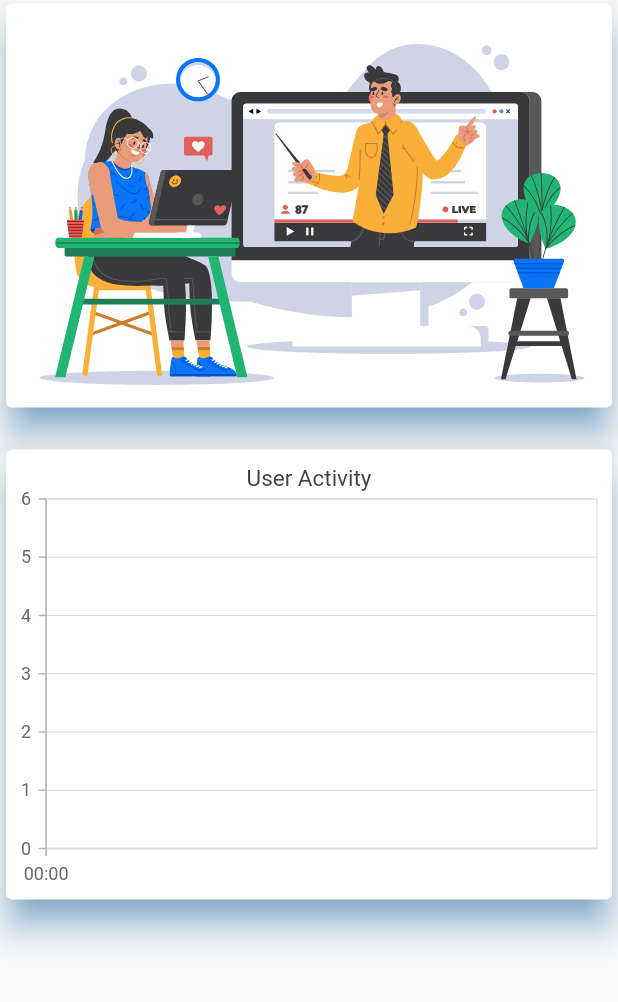
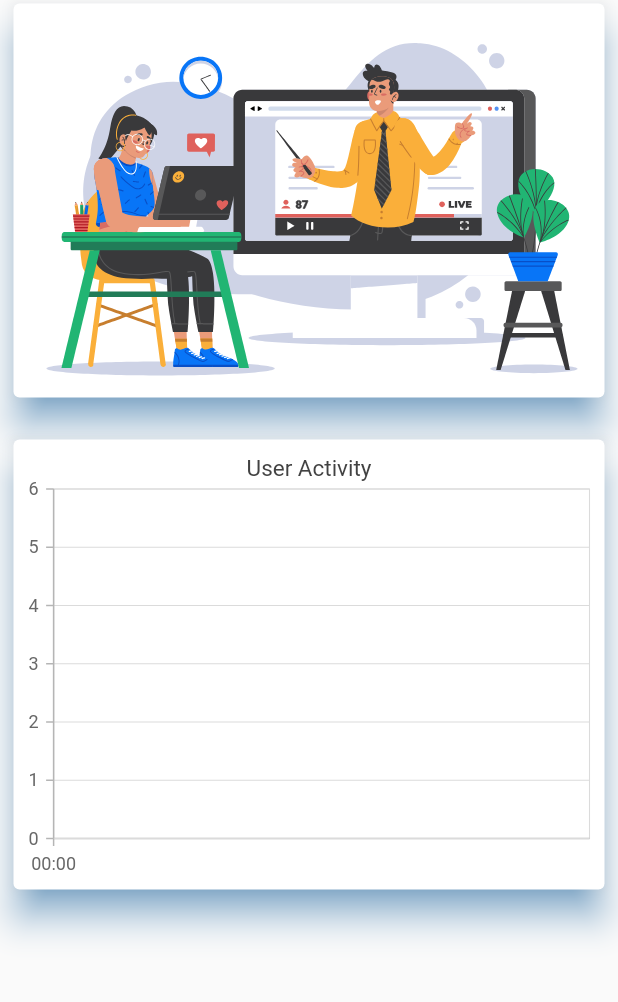
Before and after one commit to ximon-x/E-Learning, a Flutter app: the Dashboard screen opened directly, on a phone screen of 412 x 824 dp, the part 115-1117 px from its top. Run offline on Flutter 3.47's test engine with Material 2 defaults, Android fonts, the phone set to English and light mode, and no system bars; our stand-ins replace cloud_firestore, firebase_auth, firebase_core, flutter_easyloading, flutter_native_splash, google_sign_in and 2 more; missing offline and left inert: firebase_ui_auth, firebase_ui_oauth_google; accounts and stored records are empty; generated files the repository leaves out were written again.

Commit message:
chore: updated padding and updated questions

```diff
--- a/client/lib/pages/dashboard.dart
+++ b/client/lib/pages/dashboard.dart
@@ -67,13 +67,18 @@ class _DashboardState extends State<Dashboard> {
           style: TextStyle(fontSize: 30, fontWeight: FontWeight.bold),
         ),
       ),
-      Card(
+      Padding(
+        padding: const EdgeInsets.symmetric(horizontal: 5),
+        child: Card(
           elevation: 10,
           shadowColor: Theme.of(context).primaryColor,
           child: Lottie.asset("assets/videos/man_lecturing_woman.json"),
         ),
+      ),
       const Padding(padding: EdgeInsets.all(10)),
-      Card(
+      Padding(
+        padding: const EdgeInsets.symmetric(horizontal: 5),
+        child: Card(
             elevation: 10,
             shadowColor: Theme.of(context).primaryColor,
             child: SfCartesianChart(
@@ -86,6 +91,7 @@ class _DashboardState extends State<Dashboard> {
                   //     xValueMapper: (ChartData data, _) => data.x,
                   //     yValueMapper: (ChartData data, _) => data.y)
                 ])),
+      ),
       const Padding(padding: EdgeInsets.all(10)),
     ])));
   }
```
Also changed, not shown: client/assets/mocks/questions.json (+4 -4 lines). Lines whose indentation alone changed are shown as unchanged.
